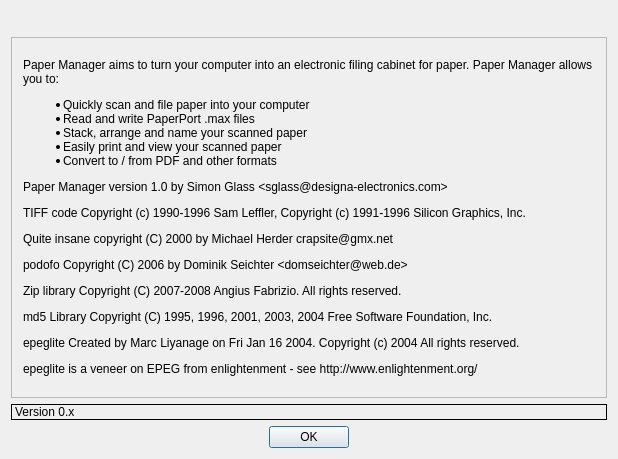
The window that about.ui (sjg20/paperman) describes before a commit, drawn with Qt 5.
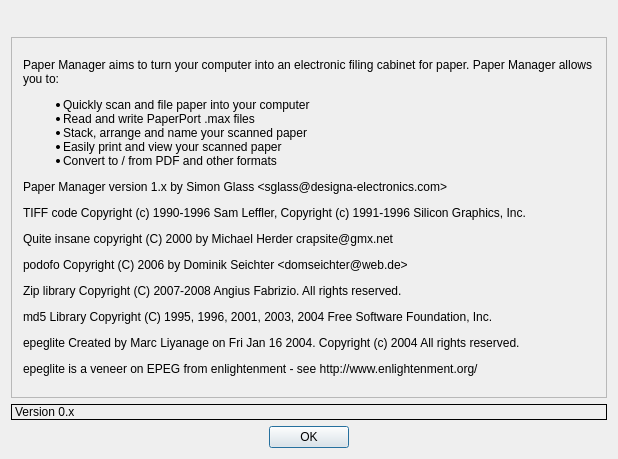
The same window after the commit. Icons and pictures are not drawn.

Commit message:
about: Drop the explicit version number
This contradicts the real version number, so just use 1.x for now.

Diff of the .ui file:
```diff
--- a/about.ui
+++ b/about.ui
@@ -75,7 +75,7 @@
 &lt;li&gt;Stack, arrange and name your scanned paper
 &lt;li&gt;Easily print and view your scanned paper&lt;li&gt;Convert to / from PDF and other formats&lt;/ul&gt;
 
-Paper Manager version 1.0 by Simon Glass &amp;lt;sglass@designa-electronics.com&amp;gt;
+Paper Manager version 1.x by Simon Glass &amp;lt;sglass@designa-electronics.com&amp;gt;
 &lt;p&gt;
 &lt;p&gt;TIFF code Copyright (c) 1990-1996 Sam Leffler, Copyright (c) 1991-1996 Silicon Graphics, Inc.
 &lt;p&gt;Quite insane copyright (C) 2000 by Michael Herder crapsite@gmx.net
```
